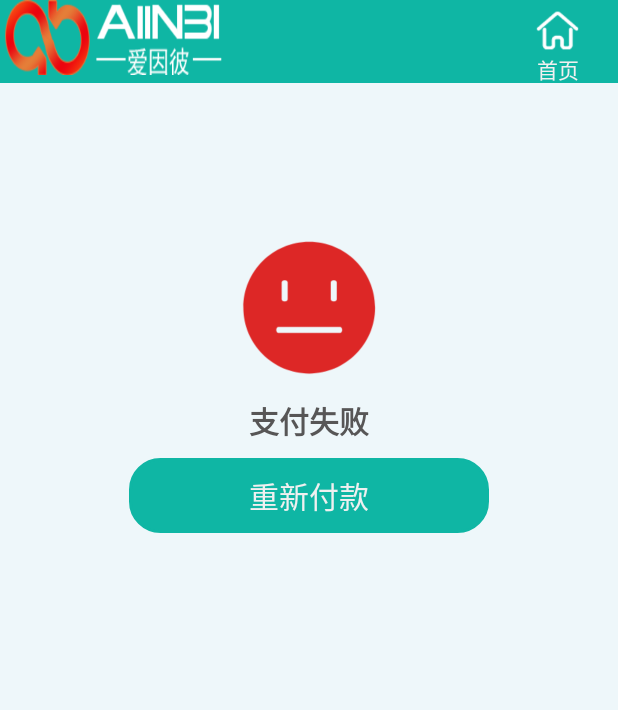
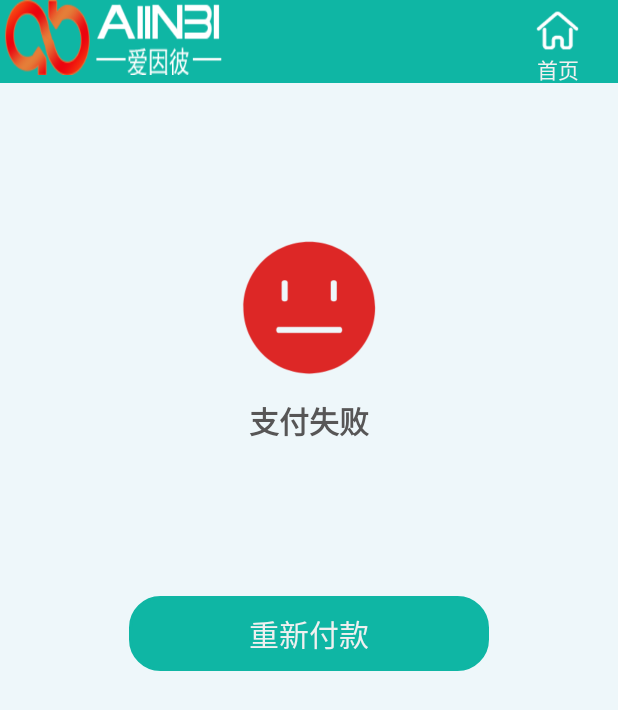
Before and after one commit to mengpan-123/helloworld-master, an Android app: the PayFailActivity screen opened directly, with no data from a screen before it, on a phone screen of 412 x 824 dp. Shown: the top 710 px of the screen. Run offline under Robolectric (Android 15) with nearby library versions, the phone set to English and light mode, and no system bars; 1 statement that could not run was skipped.

Commit message:
zp 2019-11-18 15:00

```diff
--- a/app/src/main/java/com/ceshi/helloworld/PayFailActivity.java
+++ b/app/src/main/java/com/ceshi/helloworld/PayFailActivity.java
@@ -4,8 +4,14 @@ import android.app.Activity;
 import android.content.Intent;
 import android.os.Bundle;
 import android.view.View;
+import android.widget.EditText;
+import android.widget.TextView;
 
 import androidx.appcompat.app.AppCompatActivity;
+
+import com.ceshi.helloworld.net.CommonData;
+
+import java.io.Serializable;
 
 public class PayFailActivity extends AppCompatActivity {
     @Override
@@ -14,11 +20,26 @@ public class PayFailActivity extends AppCompatActivity {
         setContentView(R.layout.activity_payfail);
 
 
+      Intent intent = getIntent();                 //获取Intent对象 07
+        Bundle bundle = intent.getExtras();
+
+      String  reason =bundle.getString("reason");
+
+
+        TextView edit= findViewById(R.id.ErrReason);
+
+        edit.setText(reason);
+
+
+
+
         findViewById(R.id.newtopay).setOnClickListener(new View.OnClickListener() {
             @Override
             public void onClick(View view) {
 
                 Intent intent = new Intent(PayFailActivity.this, InputGoodsActivity.class);
+
+
                 startActivity(intent);
 
             }
--- a/app/src/main/java/com/ceshi/helloworld/net/OrderInfo.java
+++ b/app/src/main/java/com/ceshi/helloworld/net/OrderInfo.java
@@ -1,10 +1,11 @@
 package com.ceshi.helloworld.net;
 
+import java.io.Serializable;
 import java.util.Dictionary;
 import java.util.List;
 import java.util.Map;
 
-public class OrderInfo {
+public class OrderInfo implements Serializable {
 
      public   String   prepayId="";
 
--- a/app/src/main/res/layout/activity_payfail.xml
+++ b/app/src/main/res/layout/activity_payfail.xml
@@ -61,6 +61,7 @@
         android:layout_width="match_parent"
         android:layout_height="wrap_content"
         android:gravity="center"
+        android:orientation="vertical"
         android:layout_marginTop="10dp">
         <TextView
             android:layout_width="wrap_content"
@@ -68,6 +69,15 @@
             android:text="支付失败"
             android:textSize="20dp"
             android:textStyle="bold"
+            android:textColor="#575656"/>
+        <TextView
+            android:id="@+id/ErrReason"
+            android:layout_width="wrap_content"
+            android:layout_height="wrap_content"
+            android:layout_marginTop="20dp"
+            android:layout_marginLeft="30dp"
+            android:textSize="16dp"
+
             android:textColor="#575656"/>
     </LinearLayout>
 
@@ -77,7 +87,7 @@
         android:layout_height="wrap_content"
         android:gravity="center"
         android:orientation="horizontal"
-        android:layout_marginTop="10dp">
+        android:layout_marginTop="60dp">
         <TextView
             android:id="@+id/newtopay"
             android:layout_width="240dp"
```
Also changed, not shown: app/src/main/java/com/ceshi/helloworld/InputGoodsActivity.java (+59 -11 lines).
